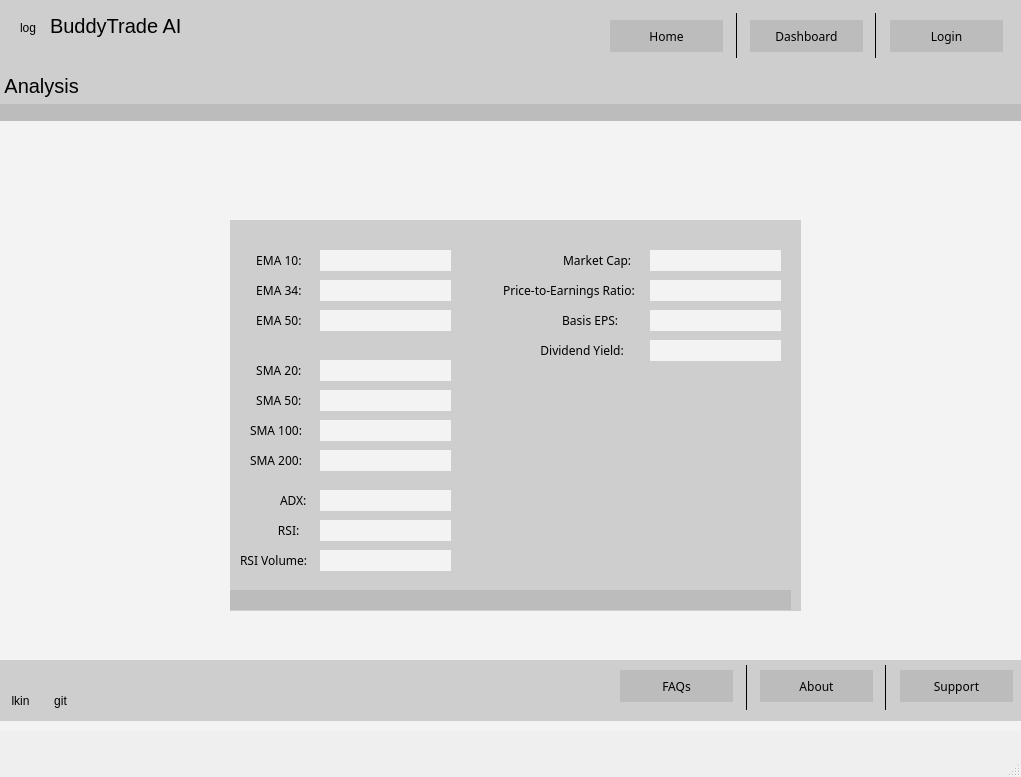
robertpatel28/BuddyTrade, file gui/dot_ui/analysis.ui: the form before one commit.
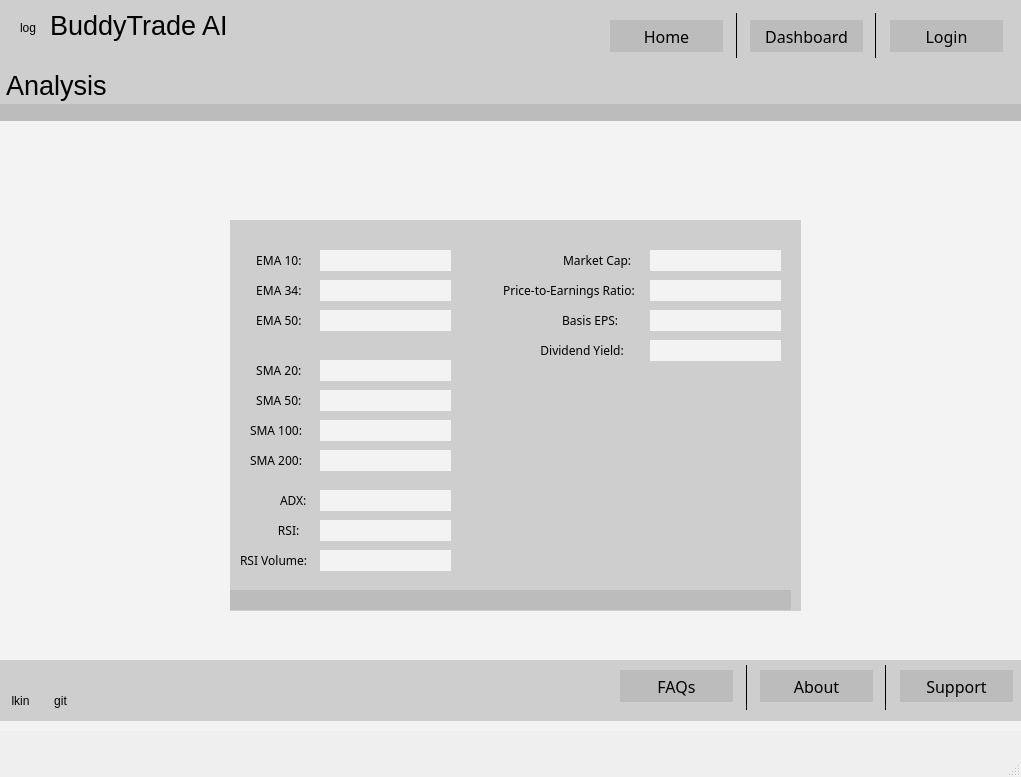
The form after the commit.

What changed in the file:
```diff
--- a/gui/dot_ui/analysis.ui
+++ b/gui/dot_ui/analysis.ui
@@ -85,16 +85,20 @@
       <property name="font">
        <font>
         <family>Futura</family>
-        <pointsize>-1</pointsize>
+        <pointsize>12</pointsize>
        </font>
       </property>
       <property name="styleSheet">
-       <string notr="true">color: black;
-background-color: #BCBCBC;
-font-family: 'Futura';
-font-size: 12px;
-border:none
-</string>
+       <string notr="true">QPushButton {
+    color: black;
+    background-color: #BCBCBC;
+    font-family: 'Futura';
+    font-size: 12pt;
+    border: none;
+}
+QPushButton:hover {
+   background-color: #A0A0A0;
+}</string>
       </property>
       <property name="text">
        <string>Login</string>
@@ -112,16 +116,20 @@
       <property name="font">
        <font>
         <family>Futura</family>
-        <pointsize>-1</pointsize>
+        <pointsize>12</pointsize>
        </font>
       </property>
       <property name="styleSheet">
-       <string notr="true">color: black;
-background-color: #BCBCBC;
-font-family: 'Futura';
-font-size: 12px;
-border:none
-
+       <string notr="true">QPushButton {
+    color: black;
+    background-color: #BCBCBC;
+    font-family: 'Futura';
+    font-size: 12pt;
+    border: none;
+}
+QPushButton:hover {
+   background-color: #A0A0A0;
+}
    </string>
       </property>
       <property name="text">
@@ -140,16 +148,20 @@
       <property name="font">
        <font>
         <family>Futura</family>
-        <pointsize>-1</pointsize>
+        <pointsize>12</pointsize>
        </font>
       </property>
       <property name="styleSheet">
-       <string notr="true">color: black;
-background-color: #BCBCBC;
-font-family: 'Futura';
-font-size: 12px;
-border:none
-   </string>
+       <string notr="true">QPushButton {
+    color: black;
+    background-color: #BCBCBC;
+    font-family: 'Futura';
+    font-size: 12pt;
+    border: none;
+}
+QPushButton:hover {
+   background-color: #A0A0A0;
+}</string>
       </property>
       <property name="text">
        <string>Home</string>
@@ -167,7 +179,7 @@
       <property name="styleSheet">
        <string notr="true">color: Black;
 font-family: 'Futura';
-font-size: 20px;
+font-size: 20pt;
 background-color: #CECECE;
 color: black;
    </string>
@@ -191,7 +203,7 @@
       <property name="styleSheet">
        <string notr="true">color: Black;
 font-family: 'Futura';
-font-size: 20px;
+font-size: 20pt;
 background-color: #CECECE;
 color: black;
    </string>
@@ -284,16 +296,20 @@
       <property name="font">
        <font>
         <family>Futura</family>
-        <pointsize>-1</pointsize>
+        <pointsize>12</pointsize>
        </font>
       </property>
       <property name="styleSheet">
-       <string notr="true">color: black;
-background-color: #BCBCBC;
-font-family: 'Futura';
-font-size: 12px;
-border:none;
-   </string>
+       <string notr="true">QPushButton {
+    color: black;
+    background-color: #BCBCBC;
+    font-family: 'Futura';
+    font-size: 12pt;
+    border: none;
+}
+QPushButton:hover {
+   background-color: #A0A0A0;
+}</string>
       </property>
       <property name="text">
        <string>Support</string>
@@ -311,15 +327,20 @@
       <property name="font">
        <font>
         <family>Futura</family>
-        <pointsize>-1</pointsize>
+        <pointsize>12</pointsize>
        </font>
       </property>
       <property name="styleSheet">
-       <string notr="true">color: black;
-background-color: #BCBCBC;
-font-family: 'Futura';
-font-size: 12px;
-   </string>
+       <string notr="true">QPushButton {
+    color: black;
+    background-color: #BCBCBC;
+    font-family: 'Futura';
+    font-size: 12pt;
+    border: none;
+}
+QPushButton:hover {
+   background-color: #A0A0A0;
+}</string>
       </property>
       <property name="text">
        <string>About</string>
@@ -399,15 +420,20 @@
       <property name="font">
        <font>
         <family>Futura</family>
-        <pointsize>-1</pointsize>
+        <pointsize>12</pointsize>
        </font>
       </property>
       <property name="styleSheet">
-       <string notr="true">color: black;
-background-color: #BCBCBC;
-font-family: 'Futura';
-font-size: 12px;
-   </string>
+       <string notr="true">QPushButton {
+    color: black;
+    background-color: #BCBCBC;
+    font-family: 'Futura';
+    font-size: 12pt;
+    border: none;
+}
+QPushButton:hover {
+   background-color: #A0A0A0;
+}</string>
       </property>
       <property name="text">
        <string>FAQs</string>
```
Left out of the diff: 28 changed lines with no effect on the pictures.
